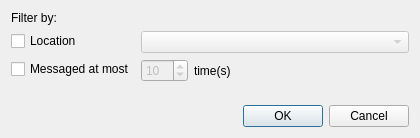
Qt form src/gui/ui/filterdialog.ui (smalbadger/social) before a commit.
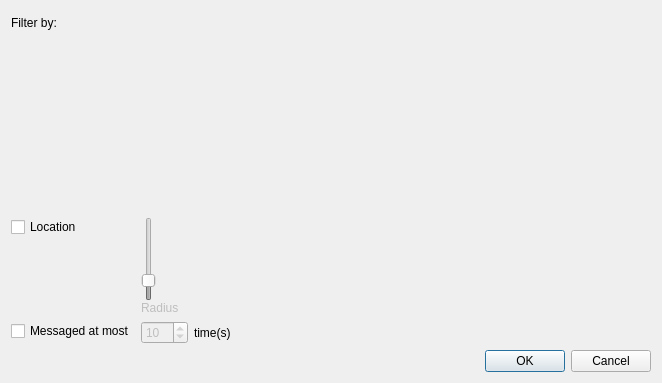
The same form after that commit.

Commit message: finished location selector

The edit to the form file:
```diff
--- a/src/gui/ui/filterdialog.ui
+++ b/src/gui/ui/filterdialog.ui
@@ -6,8 +6,8 @@
    <rect>
     <x>0</x>
     <y>0</y>
-    <width>420</width>
-    <height>138</height>
+    <width>662</width>
+    <height>383</height>
    </rect>
   </property>
   <property name="windowTitle">
@@ -30,13 +30,6 @@
        </property>
       </widget>
      </item>
-     <item row="1" column="1">
-      <widget class="QComboBox" name="location">
-       <property name="enabled">
-        <bool>false</bool>
-       </property>
-      </widget>
-     </item>
      <item row="2" column="0">
       <widget class="QCheckBox" name="useMaxMessages">
        <property name="text">
@@ -74,6 +67,73 @@
        </item>
       </layout>
      </item>
+     <item row="1" column="1">
+      <widget class="QWidget" name="location" native="true">
+       <property name="enabled">
+        <bool>false</bool>
+       </property>
+       <property name="sizePolicy">
+        <sizepolicy hsizetype="Expanding" vsizetype="Expanding">
+         <horstretch>0</horstretch>
+         <verstretch>0</verstretch>
+        </sizepolicy>
+       </property>
+       <layout class="QGridLayout" name="gridLayout_2">
+        <property name="leftMargin">
+         <number>0</number>
+        </property>
+        <property name="topMargin">
+         <number>0</number>
+        </property>
+        <property name="rightMargin">
+         <number>0</number>
+        </property>
+        <property name="bottomMargin">
+         <number>0</number>
+        </property>
+        <property name="spacing">
+         <number>0</number>
+        </property>
+        <item row="0" column="0">
+         <layout class="QHBoxLayout" name="locationLayout">
+          <item>
+           <layout class="QVBoxLayout" name="verticalLayout">
+            <item>
+             <widget class="QSlider" name="radiusSlider">
+              <property name="enabled">
+               <bool>false</bool>
+              </property>
+              <property name="minimum">
+               <number>1</number>
+              </property>
+              <property name="maximum">
+               <number>100</number>
+              </property>
+              <property name="singleStep">
+               <number>5</number>
+              </property>
+              <property name="sliderPosition">
+               <number>20</number>
+              </property>
+              <property name="orientation">
+               <enum>Qt::Vertical</enum>
+              </property>
+             </widget>
+            </item>
+            <item>
+             <widget class="QLabel" name="label">
+              <property name="text">
+               <string>Radius  </string>
+              </property>
+             </widget>
+            </item>
+           </layout>
+          </item>
+         </layout>
+        </item>
+       </layout>
+      </widget>
+     </item>
     </layout>
    </item>
    <item row="1" column="0">
```
The commit also changes 3 other files.
